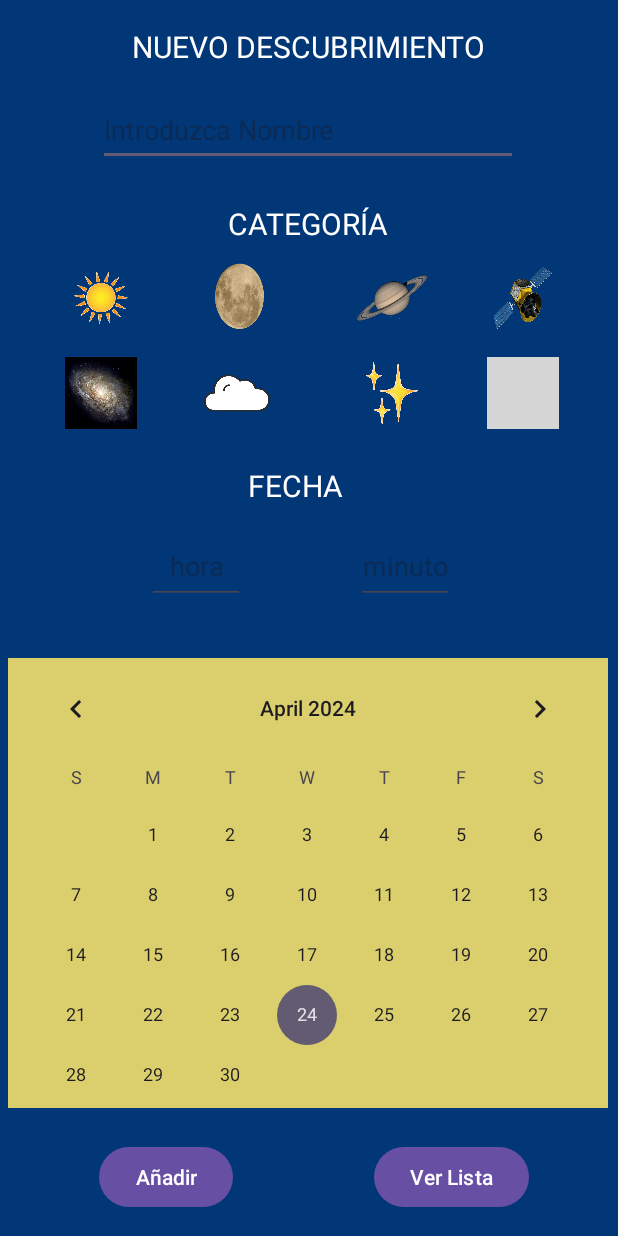
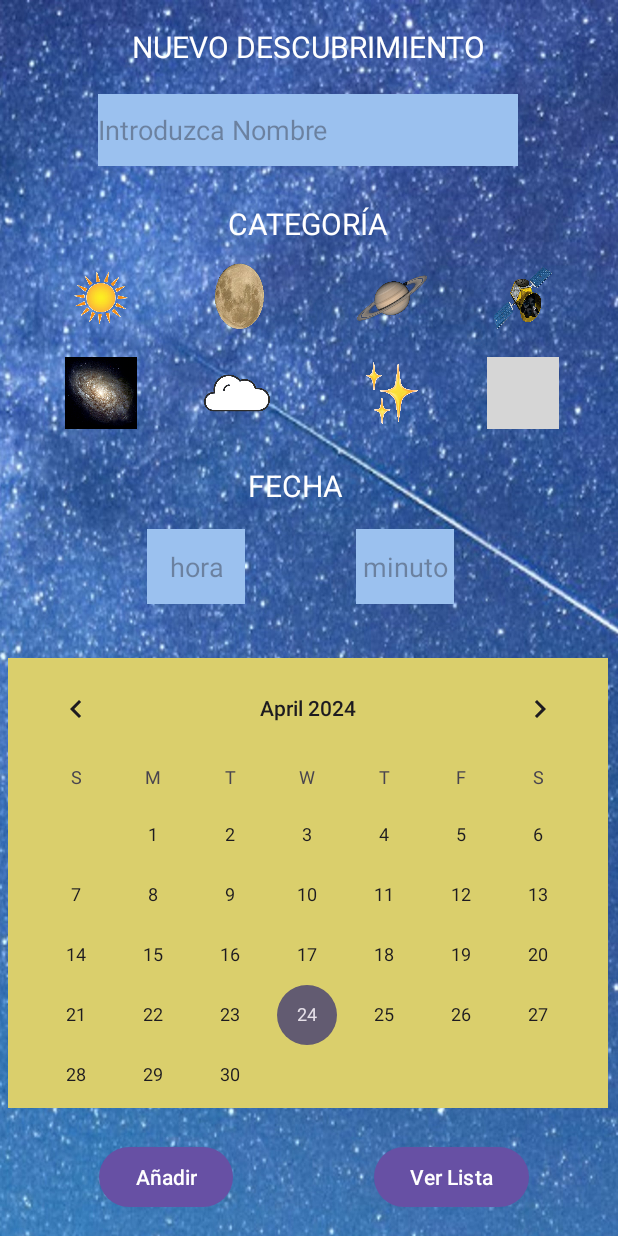
Before and after one commit to Alcach/AstroLog, an Android app: the screen it shows after launch (MeterObservacionNueva), on a phone screen of 412 x 824 dp. Run offline under Robolectric (Android 15) with nearby library versions, the phone set to English and light mode, and no system bars; grey boxes are pictures that could not be loaded.

Commit message:
Mejora visual del fondo de la app

```diff
--- a/app/src/main/res/layout/activity_meter_observacion_nueva.xml
+++ b/app/src/main/res/layout/activity_meter_observacion_nueva.xml
@@ -4,7 +4,8 @@
     xmlns:tools="http://schemas.android.com/tools"
     android:layout_width="match_parent"
     android:layout_height="match_parent"
-    android:background="#013677"
+    android:background="@drawable/fondopant"
+
     tools:context=".Pantallas.MeterObservacionNueva">
 
     <TextView
@@ -26,8 +27,9 @@
         android:layout_width="280dp"
         android:layout_height="48dp"
         android:hint="Introduzca Nombre"
+        android:textColor="@color/black"
+        android:background="#9BC1EF"
         android:maxLength="12"
-        android:text=""
         app:layout_constraintBottom_toBottomOf="parent"
         app:layout_constraintEnd_toEndOf="parent"
         app:layout_constraintHorizontal_bias="0.496"
@@ -175,6 +177,40 @@
         app:layout_constraintTop_toTopOf="parent"
         app:layout_constraintVertical_bias="0.389" />
 
+    <EditText
+        android:id="@+id/minuto"
+        android:layout_width="65dp"
+        android:layout_height="50dp"
+        android:inputType="number"
+        android:gravity="center"
+        android:hint="minuto"
+        android:maxLength="2"
+        app:layout_constraintBottom_toBottomOf="parent"
+        app:layout_constraintEnd_toEndOf="parent"
+        app:layout_constraintStart_toStartOf="parent"
+        app:layout_constraintTop_toTopOf="parent"
+        app:layout_constraintHorizontal_bias="0.684"
+        android:background="#9BC1EF"
+        android:textColor="@color/black"
+        app:layout_constraintVertical_bias="0.456"/>
+
+    <EditText
+        android:id="@+id/hora"
+        android:layout_width="65dp"
+        android:layout_height="50dp"
+        android:gravity="center"
+        android:hint="hora"
+        android:inputType="number"
+        android:maxLength="2"
+        android:textColor="@color/black"
+        app:layout_constraintBottom_toBottomOf="parent"
+        app:layout_constraintEnd_toEndOf="parent"
+        app:layout_constraintStart_toStartOf="parent"
+        app:layout_constraintTop_toTopOf="parent"
+        app:layout_constraintHorizontal_bias="0.282"
+        android:background="#9BC1EF"
+        app:layout_constraintVertical_bias="0.456"
+        />
     <CalendarView
         android:id="@+id/Calendario"
         android:layout_width="400dp"
@@ -211,37 +247,5 @@
         app:layout_constraintTop_toTopOf="parent"
         app:layout_constraintVertical_bias="0.98" />
 
-    <EditText
-        android:id="@+id/minuto"
-        android:layout_width="65dp"
-        android:layout_height="50dp"
-        android:inputType="number"
-        android:gravity="center"
-        android:hint="minuto"
-        android:maxLength="2"
-        app:layout_constraintBottom_toBottomOf="parent"
-        app:layout_constraintEnd_toEndOf="parent"
-        app:layout_constraintStart_toStartOf="parent"
-        app:layout_constraintTop_toTopOf="parent"
-        app:layout_constraintHorizontal_bias="0.684"
-
-        app:layout_constraintVertical_bias="0.456"/>
-
-    <EditText
-        android:id="@+id/hora"
-        android:layout_width="65dp"
-        android:layout_height="50dp"
-        android:gravity="center"
-        android:hint="hora"
-        android:inputType="number"
-        android:maxLength="2"
-        app:layout_constraintBottom_toBottomOf="parent"
-        app:layout_constraintEnd_toEndOf="parent"
-        app:layout_constraintStart_toStartOf="parent"
-        app:layout_constraintTop_toTopOf="parent"
-        app:layout_constraintHorizontal_bias="0.282"
-
-        app:layout_constraintVertical_bias="0.456"
-         />
 
 </androidx.constraintlayout.widget.ConstraintLayout>
--- a/app/src/main/res/layout/numero_descubrimientos.xml
+++ b/app/src/main/res/layout/numero_descubrimientos.xml
@@ -5,7 +5,7 @@
     android:layout_width="match_parent"
     android:layout_height="match_parent"
     tools:context=".Pantallas.NumeroDescubrimientos"
-    android:background="#013677">
+    android:background="@drawable/fondopant">
 
     <Button
         android:id="@+id/BotonAIrMeterObs"
```
Also changed, not shown: app/src/main/java/com/sc/astrolog/Pantallas/MeterObservacionNueva.java (+9 -1 lines), app/src/main/res/drawable-v24/ic_launcher_foreground.xml (+4 -4 lines), app/src/main/res/drawable/fondopant.jpg (added).
